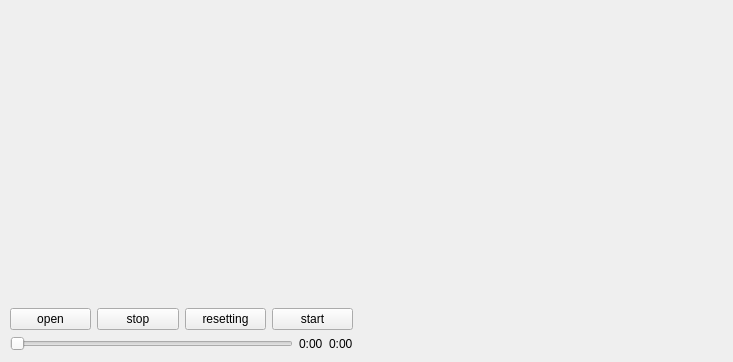
Before: the Qt Designer form display.ui in BobDeng1974/dspForImg, drawn with Qt 5.
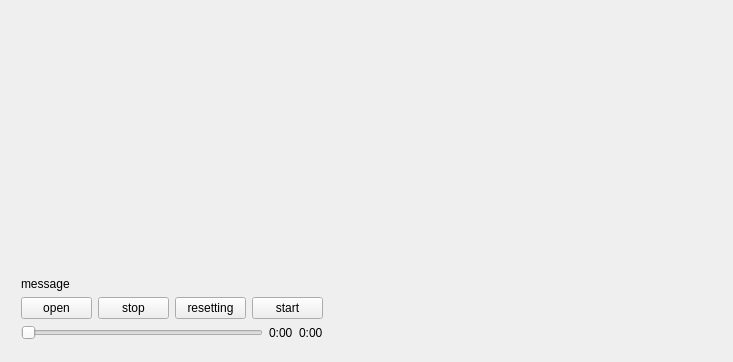
After: the same form once the commit is applied.

The edit to the form file:
```diff
--- a/display.ui
+++ b/display.ui
@@ -14,31 +14,16 @@
    <string>display</string>
   </property>
   <widget class="QWidget" name="centralWidget">
-   <widget class="QWidget" name="layoutWidget">
+   <widget class="QWidget" name="">
     <property name="geometry">
      <rect>
-      <x>0</x>
-      <y>0</y>
-      <width>363</width>
-      <height>361</height>
+      <x>10</x>
+      <y>10</y>
+      <width>324</width>
+      <height>341</height>
      </rect>
     </property>
     <layout class="QVBoxLayout" name="centralWgt">
-     <property name="sizeConstraint">
-      <enum>QLayout::SetMaximumSize</enum>
-     </property>
-     <property name="leftMargin">
-      <number>10</number>
-     </property>
-     <property name="topMargin">
-      <number>10</number>
-     </property>
-     <property name="rightMargin">
-      <number>10</number>
-     </property>
-     <property name="bottomMargin">
-      <number>10</number>
-     </property>
      <item>
       <layout class="QHBoxLayout" name="horizontalLayout_3">
        <item>
@@ -76,20 +61,11 @@
       </layout>
      </item>
      <item>
-      <spacer name="verticalSpacer">
-       <property name="orientation">
-        <enum>Qt::Vertical</enum>
+      <widget class="QLabel" name="message">
+       <property name="text">
+        <string>message</string>
        </property>
-       <property name="sizeType">
-        <enum>QSizePolicy::Preferred</enum>
-       </property>
-       <property name="sizeHint" stdset="0">
-        <size>
-         <width>20</width>
-         <height>40</height>
-        </size>
-       </property>
-      </spacer>
+      </widget>
      </item>
      <item>
       <layout class="QVBoxLayout" name="verticalLayout">
```
